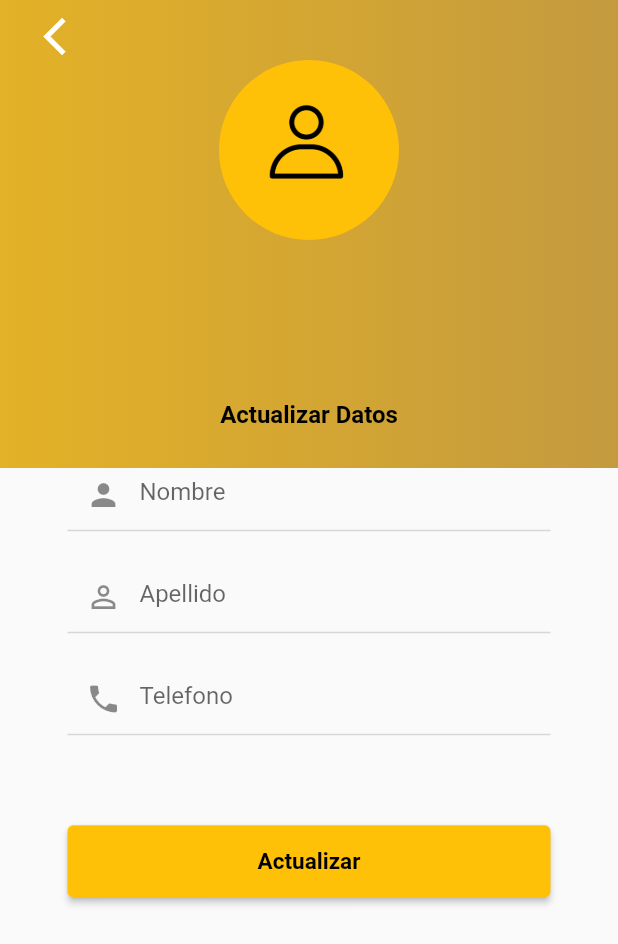
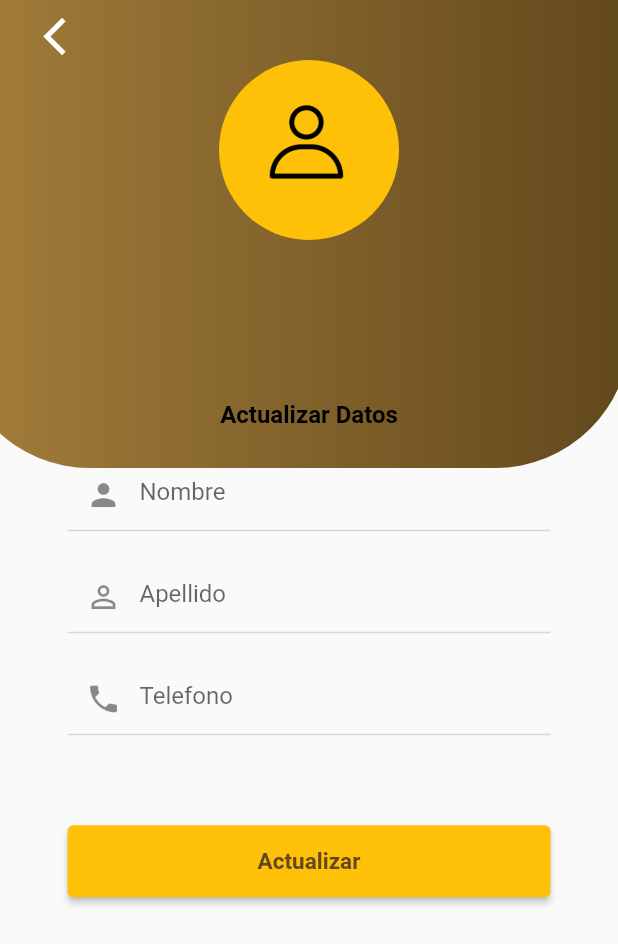
Before and after one commit to BodyBoardSS/okySystem, a Flutter app: the ProfileUpdatePage screen opened by its route, on a phone screen of 412 x 824 dp. Shown: the top 944 px of the screen. Run offline on Flutter 3.47's test engine with Material 2 defaults, Android fonts, the phone set to English and light mode, and no system bars; our stand-ins replace get, get_storage, image_picker, sn_progress_dialog; accounts and stored records are empty.

Commit message:
Add background for full app

```diff
--- a/guanacos_app/lib/main.dart
+++ b/guanacos_app/lib/main.dart
@@ -13,6 +13,8 @@
 import 'package:gunanacos_app/src/pages/login/login_page.dart';
 import 'package:gunanacos_app/src/pages/client/profile/profile_info_update_page.dart';
 import 'package:gunanacos_app/src/pages/register/register_page.dart';
+import 'package:gunanacos_app/src/pages/restaurant/categories/create/category_create_page.dart';
+import 'package:gunanacos_app/src/pages/restaurant/home/restaurant_home_page.dart';
 import 'package:gunanacos_app/src/pages/restaurant/order/list/restaurant_orders_list_page.dart';
 import 'package:gunanacos_app/src/pages/roles/roles_page.dart';
 
@@ -52,6 +54,8 @@
           GetPage(name: '/client/products/list', page: () => ClientProductsListPage()),
           GetPage(name: '/client/products/info', page: () => ProfileInfoPage()),
           GetPage(name: '/client/profile/update', page: () => ProfileUpdatePage()),
+          GetPage(name: '/restaurant/home', page: () => RestaurantHomePage()),
+          GetPage(name: '/restaurant/category/create', page: () => const CategoryCreatePage()),
           GetPage(name: '/delivery/orders/list', page: () => DeliveryOrdersListPage()),
       ],
       theme: ThemeData(
--- a/guanacos_app/lib/src/environment/environment.dart
+++ b/guanacos_app/lib/src/environment/environment.dart
@@ -1,4 +1,4 @@
 class Environment {
-  static const String apiUrl = 'http://192.168.0.105:3001/';
-  static const String apiUrlOld = '192.168.0.105:3001';
+  static const String apiUrl = 'http://192.168.0.108:3001/';
+  static const String apiUrlOld = '192.168.0.108:3001';
 }
--- a/guanacos_app/lib/src/pages/client/home/client_home_page.dart
+++ b/guanacos_app/lib/src/pages/client/home/client_home_page.dart
@@ -5,7 +5,6 @@ import 'package:gunanacos_app/src/pages/client/products/list/client_products_lis
 
 import 'package:gunanacos_app/src/pages/client/profile/profile_info_page.dart';
 import 'package:gunanacos_app/src/pages/delivery/orders/list/delivery_orders_list_page.dart';
-import 'package:gunanacos_app/src/pages/restaurant/order/list/restaurant_orders_list_page.dart';
 import 'package:gunanacos_app/src/widgets/custom_animated_bottom_bar.dart';
 
 // ignore: must_be_immutable
--- a/guanacos_app/lib/src/pages/client/profile/profile_info_page.dart
+++ b/guanacos_app/lib/src/pages/client/profile/profile_info_page.dart
@@ -2,7 +2,7 @@ import 'package:flutter/material.dart';
 import 'package:get/get.dart';
 import 'package:gunanacos_app/src/pages/client/profile/profile_info_controller.dart';
 import 'package:gunanacos_app/src/pages/home/home_controller.dart';
-import 'package:gunanacos_app/src/widgets/background_app.dart';
+import 'package:gunanacos_app/src/widgets/background_profile.dart';
 
 // ignore: must_be_immutable
 class ProfileInfoPage extends StatelessWidget {
@@ -18,7 +18,7 @@ class ProfileInfoPage extends StatelessWidget {
     return Scaffold(
       body: Obx(() => Stack(
         children: [
-          const BackgroundApp(),
+          const BackgroundProfile(),
           _imageUser(context),
           _options(context)
         ],
--- a/guanacos_app/lib/src/pages/client/profile/profile_info_update_controller.dart
+++ b/guanacos_app/lib/src/pages/client/profile/profile_info_update_controller.dart
@@ -62,6 +62,7 @@ class ProfileUpdateController extends GetxController{
           stream.listen((res) {
             progressDialog.close();
             ResponseApi responseApi = ResponseApi.fromJson(json.decode(res));
+
             if(responseApi.success == true){
                 GetStorage().write('user',responseApi.data);
                 Get.snackbar('Exito', responseApi.message ?? '');
--- a/guanacos_app/lib/src/pages/client/profile/profile_info_update_page.dart
+++ b/guanacos_app/lib/src/pages/client/profile/profile_info_update_page.dart
@@ -1,7 +1,7 @@
 import 'package:flutter/material.dart';
 import 'package:get/get.dart';
 import 'package:gunanacos_app/src/pages/client/profile/profile_info_update_controller.dart';
-import 'package:gunanacos_app/src/widgets/background_app.dart';
+import 'package:gunanacos_app/src/widgets/background_profile.dart';
 
 // ignore: must_be_immutable
 class ProfileUpdatePage extends StatelessWidget {
@@ -16,7 +16,7 @@ class ProfileUpdatePage extends StatelessWidget {
     return Scaffold(
       body: Stack(
         children: [
-          const BackgroundApp(),
+          const BackgroundProfile(),
           _buttonBack(),
           imageUser(context),
           _formUpdate(context)
@@ -121,8 +121,11 @@ class ProfileUpdatePage extends StatelessWidget {
           child:const Text(
             'Actualizar',
             style: TextStyle(
-                color: Colors.black, fontWeight: FontWeight.bold, fontSize: 15),
-          )),
+                color: Color(0xff61481C), fontWeight: FontWeight.bold, fontSize: 15),
+          ),
+
+
+          ),
     );
   }
 
--- a/guanacos_app/lib/src/pages/register/register_controller.dart
+++ b/guanacos_app/lib/src/pages/register/register_controller.dart
@@ -65,7 +65,7 @@ class RegisterController extends GetxController{
   }
 
   void goToHome(){
-    Get.offNamedUntil('/client/products/list', (route) => false);
+    Get.offNamedUntil('/client/home', (route) => false);
   }
 
   bool isValidForm(String email, String name, String lastName, String phone, String password, String confirmPassword){
--- a/guanacos_app/lib/src/widgets/background_app.dart
+++ b/guanacos_app/lib/src/widgets/background_app.dart
@@ -6,37 +6,31 @@ class BackgroundApp extends StatelessWidget {
 
   @override
   Widget build(BuildContext context) {
+    var boxDecoration = const BoxDecoration(
+        gradient: LinearGradient(
+            begin: Alignment.topCenter,
+            end: Alignment.bottomCenter,
+            colors: [
+          Color(0xffA47E3B),
+          Color(0xff61481C),
+        ]),
+        );
 
     return Stack(
-      children: const [
-         Positioned(
-          top: -100,
-          left: -30,
-          child: _Box()
-        )
+      children: [
+        Container(
+          decoration: boxDecoration,
+        ),
+        Container(
+          margin: EdgeInsets.only(
+            top: MediaQuery.of(context).size.height * 0.15
+          ),
+            decoration: const BoxDecoration(
+              borderRadius: BorderRadius.vertical(top: Radius.circular(60)),
+              color: Colors.white
+            ),
+          ),
       ],
     );
   }
 }
-
-class _Box extends StatelessWidget {
-  const _Box({Key? key}) : super(key: key);
-
-  @override
-  Widget build(BuildContext context) {
-    return Container(
-        width: 500,
-        height: MediaQuery.of(context).size.height * 0.50,
-        decoration: BoxDecoration(
-          borderRadius: BorderRadius.circular(1),
-          gradient: const LinearGradient(
-              colors: [
-                Color.fromRGBO(230, 179, 37, 1),
-                Color.fromRGBO(191, 151, 66,1)
-              ]
-          )
-          ,
-        ),
-      );
-  }
-}
--- /dev/null
+++ b/guanacos_app/lib/src/widgets/background_profile.dart
@@ -0,0 +1,42 @@
+
+import 'package:flutter/material.dart';
+
+class BackgroundProfile extends StatelessWidget {
+  const BackgroundProfile({Key? key}) : super(key: key);
+
+  @override
+  Widget build(BuildContext context) {
+
+    return Stack(
+      children: const [
+         Positioned(
+          top: -100,
+          left: -30,
+          child: _Box()
+        )
+      ],
+    );
+  }
+}
+
+class _Box extends StatelessWidget {
+  const _Box({Key? key}) : super(key: key);
+
+  @override
+  Widget build(BuildContext context) {
+    return Container(
+        width: 450,
+        height: MediaQuery.of(context).size.height * 0.50,
+        decoration: BoxDecoration(
+          borderRadius: BorderRadius.circular(90),
+          gradient: const LinearGradient(
+              colors: [
+                Color(0xffA47E3B),
+                Color(0xff61481C),
+              ]
+          )
+          ,
+        ),
+      );
+  }
+}
```
Also changed, not shown: guanacos_app/lib/src/pages/delivery/orders/list/delivery_orders_list_page.dart (+6 -6 lines), guanacos_app/lib/src/pages/restaurant/categories/create/category_create_page.dart (+24 -2 lines), guanacos_app/lib/src/pages/restaurant/home/restaurant_home_page.dart (+11 -3 lines), guanacos_app/lib/src/pages/restaurant/order/list/restaurant_orders_list_page.dart (+6 -6 lines), guanacos_app/lib/src/pages/roles/roles_page.dart (+28 -9 lines), guanacos_app/lib/src/providers/user_provider.dart (+11 -10 lines), 3 other files.
